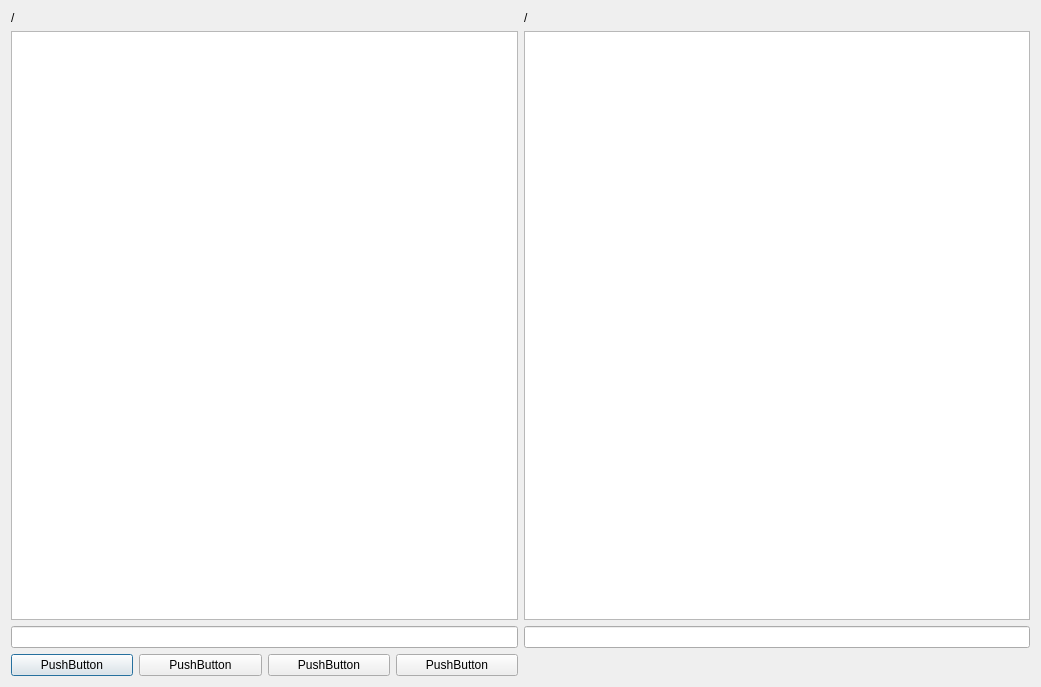
First picture: the form in dialog.ui, repository stephaneworkspace/midnight-commander-clone-mcc, before the edit.
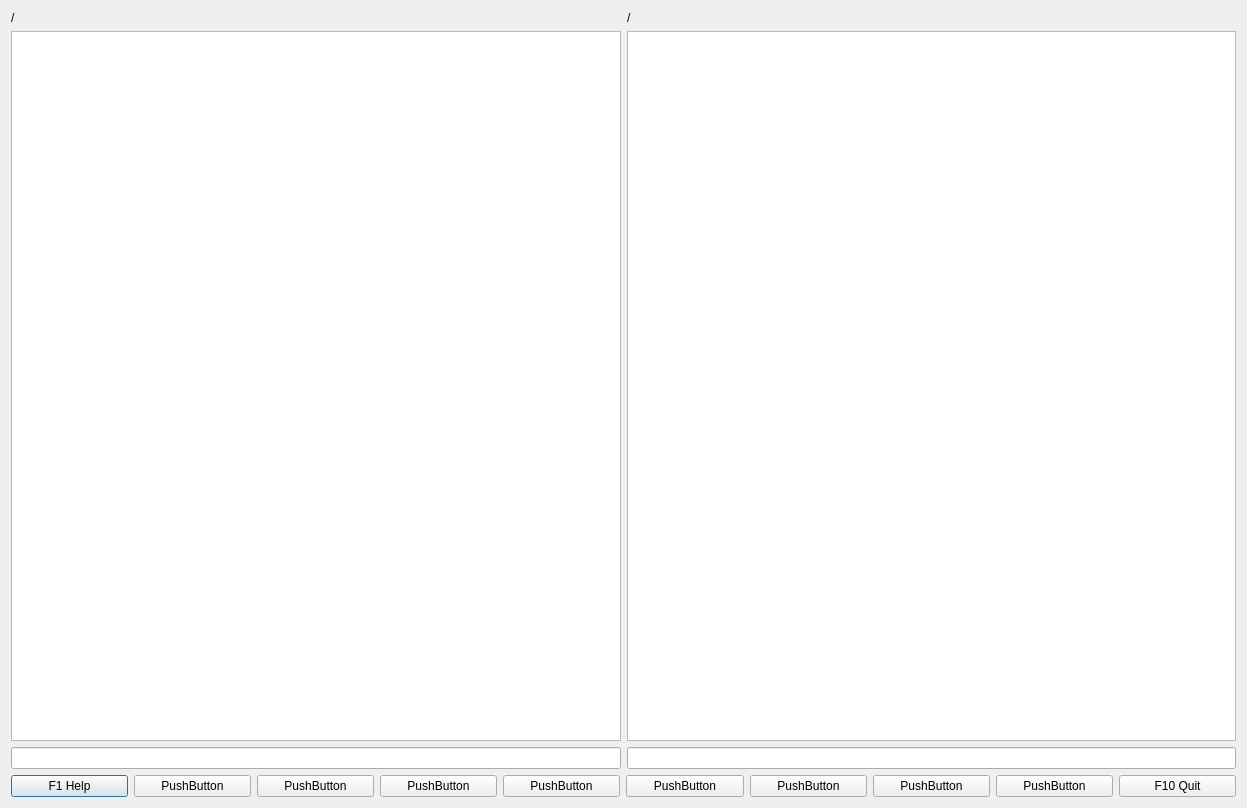
Second picture: the form after the edit.

The edit to the form file:
```diff
--- a/dialog.ui
+++ b/dialog.ui
@@ -6,8 +6,8 @@
    <rect>
     <x>0</x>
     <y>0</y>
-    <width>1041</width>
-    <height>687</height>
+    <width>1247</width>
+    <height>808</height>
    </rect>
   </property>
   <property name="windowTitle">
@@ -39,6 +39,7 @@
      <property name="font">
       <font>
        <family>Andale Mono</family>
+       <pointsize>11</pointsize>
       </font>
      </property>
      <property name="editTriggers">
@@ -72,6 +73,7 @@
      <property name="font">
       <font>
        <family>Andale Mono</family>
+       <pointsize>11</pointsize>
       </font>
      </property>
      <property name="editTriggers">
@@ -106,12 +108,12 @@
    <item row="2" column="1">
     <widget class="QLineEdit" name="lineEditCmdRight"/>
    </item>
-   <item row="3" column="0">
+   <item row="3" column="0" colspan="2">
     <layout class="QHBoxLayout" name="horizontalLayout">
      <item>
       <widget class="QPushButton" name="pushButton_4">
        <property name="text">
-        <string>PushButton</string>
+        <string>F1 Help</string>
        </property>
       </widget>
      </item>
@@ -136,6 +138,48 @@
        </property>
       </widget>
      </item>
+     <item>
+      <widget class="QPushButton" name="pushButton_5">
+       <property name="text">
+        <string>PushButton</string>
+       </property>
+      </widget>
+     </item>
+     <item>
+      <widget class="QPushButton" name="pushButton_6">
+       <property name="text">
+        <string>PushButton</string>
+       </property>
+      </widget>
+     </item>
+     <item>
+      <widget class="QPushButton" name="pushButton_7">
+       <property name="text">
+        <string>PushButton</string>
+       </property>
+      </widget>
+     </item>
+     <item>
+      <widget class="QPushButton" name="pushButton_8">
+       <property name="text">
+        <string>PushButton</string>
+       </property>
+      </widget>
+     </item>
+     <item>
+      <widget class="QPushButton" name="pushButton_9">
+       <property name="text">
+        <string>PushButton</string>
+       </property>
+      </widget>
+     </item>
+     <item>
+      <widget class="QPushButton" name="pushButton_10">
+       <property name="text">
+        <string>F10 Quit</string>
+       </property>
+      </widget>
+     </item>
     </layout>
    </item>
   </layout>
```
Left out of the diff: 23 changed lines with no effect on the pictures.
